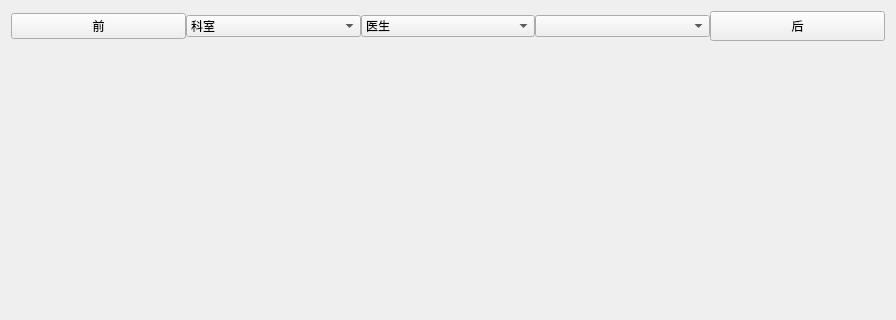
Old version of the form pans/orderwidget.ui in the repository YCW-256/hospital_doctor_part; both pictures show x 0 to 896 and y 0 to 320 of the 896 by 650 pixel window.
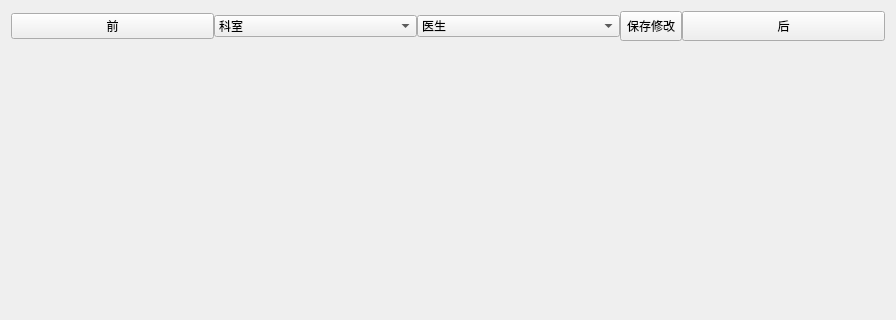
New version of the form.

The edit to the form file:
```diff
--- a/pans/orderwidget.ui
+++ b/pans/orderwidget.ui
@@ -67,7 +67,17 @@
         </widget>
        </item>
        <item>
-        <widget class="QComboBox" name="comboBox_3"/>
+        <widget class="QToolButton" name="save_btn">
+         <property name="minimumSize">
+          <size>
+           <width>0</width>
+           <height>30</height>
+          </size>
+         </property>
+         <property name="text">
+          <string>保存修改</string>
+         </property>
+        </widget>
        </item>
        <item>
         <widget class="QPushButton" name="pushButton">
```
Left out of the diff: 4 changed lines with no effect on the pictures.
